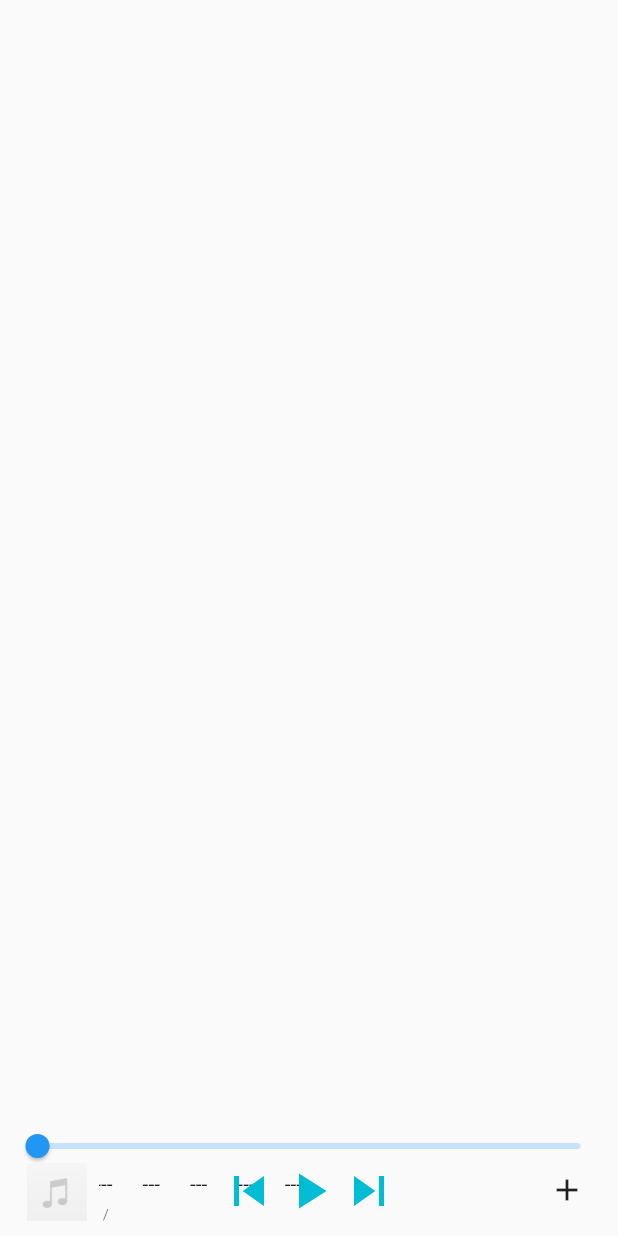
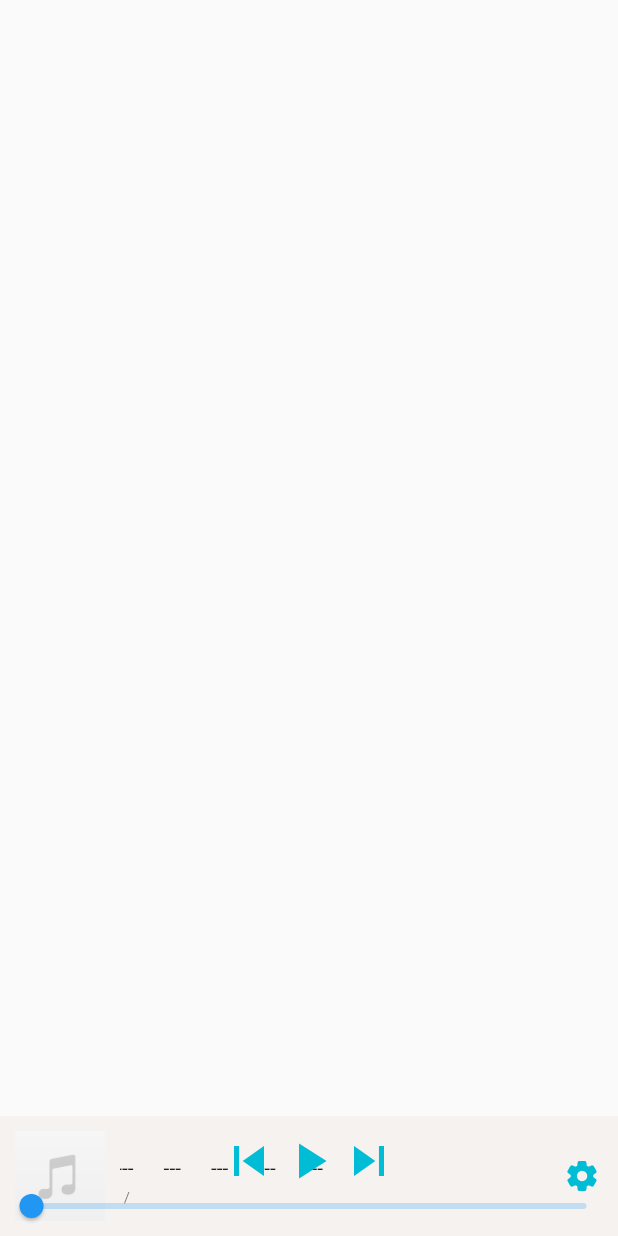
Before and after one commit to LJjack/suplay_music, a Flutter app: the screen it shows after launch, on a phone screen of 412 x 824 dp. Run offline on Flutter 3.47's test engine with Material 2 defaults, Android fonts, the phone set to English and light mode, and no system bars; our stand-ins replace audioplayers, flutter_easyloading; missing offline and left inert: file_selector.

Commit message:
修改工具样式

```diff
--- a/lib/home.dart
+++ b/lib/home.dart
@@ -4,16 +4,13 @@
 /// @Date 2022/4/24 16:24
 ///
 /// @Description 音乐主页
-import 'dart:convert';
-
+///
 import 'package:file_selector/file_selector.dart';
 import 'package:flutter/material.dart';
 import 'package:flutter_easyloading/flutter_easyloading.dart';
 import 'package:suplay_music/drop_down_menu.dart';
 import 'package:suplay_music/player_widget.dart';
-
 import 'audio_metadata.dart';
-
 import 'package:audioplayers/audioplayers.dart';
 
 class Home extends StatefulWidget {
@@ -26,14 +23,12 @@ class Home extends StatefulWidget {
 class _HomeState extends State<Home> with WidgetsBindingObserver {
   List<AudioMetadata> playerModels = [];
   int currentPlayerIdx = 0;
-
   late AudioPlayer player;
 
   AudioMetadata? get currentPlayerModel {
     if (currentPlayerIdx >= playerModels.length) {
       return null;
     }
-
     return playerModels[currentPlayerIdx];
   }
 
@@ -72,41 +67,7 @@ class _HomeState extends State<Home> with WidgetsBindingObserver {
             mainAxisAlignment: MainAxisAlignment.center,
             children: [
               menuList(),
-              Container(
-                margin: const EdgeInsets.symmetric(horizontal: 10),
-                height: 70,
-                child: Stack(
-                  children: [
-                    PlayerWidget(
-                      player: player,
-                      model: currentPlayerModel,
-                      onPreviousPressed: () async {
-                        int newIndex = currentPlayerIdx;
-                        newIndex--;
-                        newIndex %= playerModels.length;
-                        await playMusic(index: newIndex);
-                        setState(() {});
-                      },
-                      onNextPressed: () async {
-                        int newIndex = currentPlayerIdx;
-                        newIndex++;
-                        newIndex %= playerModels.length;
-                        await playMusic(index: newIndex);
-                        setState(() {});
-                      },
-                    ),
-                    Positioned(
-                        top: 15,
-                        right: 0,
-                        child: IconButton(
-                            key: _addGlobalKey,
-                            onPressed: () {
-                              Navigator.push(context, addAlertMenu());
-                            },
-                            icon: const Icon(Icons.add))),
-                  ],
-                ),
-              ),
+              _toolView(),
             ],
           ),
         ),
@@ -117,7 +78,7 @@ class _HomeState extends State<Home> with WidgetsBindingObserver {
   //添加弹出框，添加和清除音频
   DropDownMenuRouter addAlertMenu() {
     RenderBox renderBox =
-    _addGlobalKey.currentContext?.findRenderObject() as RenderBox;
+        _addGlobalKey.currentContext?.findRenderObject() as RenderBox;
     Rect box = renderBox.localToGlobal(Offset.zero) & renderBox.size;
     box = box.translate(-50, 0);
     return DropDownMenuRouter(
@@ -163,7 +124,6 @@ class _HomeState extends State<Home> with WidgetsBindingObserver {
               ),
               onDismissed: (dismissDirection) async {
                 playerModels.removeAt(index);
-
               },
               child: Material(
                 color: index == currentPlayerIdx ? Colors.grey.shade300 : null,
@@ -185,6 +145,45 @@ class _HomeState extends State<Home> with WidgetsBindingObserver {
     );
   }
 
+  ///工具栏
+  Widget _toolView() {
+    return Container(
+      color: const Color(0xFFF5F2F0),
+      height: 80,
+      child: Stack(
+        alignment: Alignment.centerLeft,
+        children: [
+          PlayerWidget(
+            player: player,
+            model: currentPlayerModel,
+            onPreviousPressed: () async {
+              int newIndex = currentPlayerIdx;
+              newIndex--;
+              newIndex %= playerModels.length;
+              await playMusic(index: newIndex);
+              setState(() {});
+            },
+            onNextPressed: () async {
+              int newIndex = currentPlayerIdx;
+              newIndex++;
+              newIndex %= playerModels.length;
+              await playMusic(index: newIndex);
+              setState(() {});
+            },
+          ),
+          Positioned(
+              right: 0,
+              child: IconButton(
+                  key: _addGlobalKey,
+                  onPressed: () {
+                    Navigator.push(context, addAlertMenu());
+                  },
+                  icon:
+                      const Icon(Icons.settings_rounded, color: Colors.cyan))),
+        ],
+      ),
+    );
+  }
 
   /// 添加本地音频
   Future<void> _openMusicFile() async {
@@ -207,7 +206,7 @@ class _HomeState extends State<Home> with WidgetsBindingObserver {
     for (var f in files) {
       final name = f.name.replaceAll(RegExp(r'.mp3|.MP3|m4a|M4A'), '');
       final m =
-      AudioMetadata(title: name, artwork: 'images/music.png', path: f.path);
+          AudioMetadata(title: name, artwork: 'images/music.png', path: f.path);
 
       playerModels.add(m);
       saveFlies.add(m.toJsonString());
--- a/lib/player_widget.dart
+++ b/lib/player_widget.dart
@@ -1,5 +1,4 @@
 import 'dart:async';
-
 import 'package:audioplayers/audioplayers.dart';
 import 'package:flutter/material.dart';
 import 'audio_metadata.dart';
@@ -77,17 +76,76 @@ class _PlayerWidgetState extends State<PlayerWidget> {
 
   @override
   Widget build(BuildContext context) {
-    return Column(
-      mainAxisSize: MainAxisSize.min,
-      children: <Widget>[
-        SizedBox(
+    return SizedBox(
+      height: 80,
+      child: Stack(
+        children: [
+          Positioned(
+              left: 0,
+              child: Row(
+                children: [
+                  Container(
+                    margin: const EdgeInsets.symmetric(
+                        vertical: 10, horizontal: 10),
+                    width: 60,
+                    height: 60,
+                    child: Image.asset("images/music.png"),
+                  ),
+                  Column(
+                    mainAxisAlignment: MainAxisAlignment.center,
+                    crossAxisAlignment: CrossAxisAlignment.start,
+                    children: [
+                      _buildShowNameText(widget.model?.title),
+                      Text(
+                          handleTime(_position) +
+                              " / " +
+                              handleTime(_duration),
+                          style: const TextStyle(
+                              fontSize: 10, color: Colors.black54))
+                    ],
+                  )
+                ],
+              )),
+          Column(
+            mainAxisAlignment: MainAxisAlignment.center,
+            children: [
+              Row(
+                mainAxisAlignment: MainAxisAlignment.center,
+                children: [
+                  _btn(
+                    onPressed: widget.onPreviousPressed,
+                    icon: Icons.skip_previous,
+                  ),
+                  _btn(
+                    onPressed: _isPlaying ? _pause : _play,
+                    icon: _isPlaying ? Icons.pause : Icons.play_arrow,
+                  ),
+                  _btn(
+                    onPressed: widget.onNextPressed,
+                    icon: Icons.skip_next,
+                  ),
+                ],
+              ),
+              _progressBarView(),
+            ],
+          ),
+        ],
+      ),
+    );
+  }
+
+  Widget _progressBarView() {
+    return SizedBox(
       height: 20,
+      width: 400,
       child: SliderTheme(
         data: const SliderThemeData(
-              thumbShape: RoundSliderThumbShape( //  滑块形状，可以自定义
-                  enabledThumbRadius: 8  // 滑块大小
+          thumbShape: RoundSliderThumbShape(
+              //  滑块形状，可以自定义
+              enabledThumbRadius: 8 // 滑块大小
               ),
-              overlayShape: RoundSliderOverlayShape(  // 滑块外圈形状，可以自定义
+          overlayShape: RoundSliderOverlayShape(
+            // 滑块外圈形状，可以自定义
             overlayRadius: 15, // 滑块外圈大小
           ),
         ),
@@ -108,55 +166,6 @@ class _PlayerWidgetState extends State<PlayerWidget> {
               : 0.0,
         ),
       ),
-        ),
-        Stack(
-          children: [
-            Positioned(
-                left: 0,
-                child: Row(
-                  children: [
-                    Container(
-                      margin: const EdgeInsets.symmetric(
-                          vertical: 0, horizontal: 8),
-                      width: 40,
-                      height: 40,
-                      child: Image.asset("images/music.png"),
-                    ),
-                    Column(
-                      mainAxisAlignment: MainAxisAlignment.center,
-                      crossAxisAlignment: CrossAxisAlignment.start,
-                      children: [
-                        _buildShowNameText(widget.model?.title),
-                        Text(
-                            handleTime(_position) +
-                                " / " +
-                                handleTime(_duration),
-                            style: const TextStyle(
-                                fontSize: 10, color: Colors.black54))
-                      ],
-                    )
-                  ],
-                )),
-            Row(
-              mainAxisAlignment: MainAxisAlignment.center,
-              children: [
-                _btn(
-                  onPressed: widget.onPreviousPressed,
-                  icon: Icons.skip_previous,
-                ),
-                _btn(
-                  onPressed: _isPlaying ? _pause : _play,
-                  icon: _isPlaying ? Icons.pause : Icons.play_arrow,
-                ),
-                _btn(
-                  onPressed: widget.onNextPressed,
-                  icon: Icons.skip_next,
-                ),
-              ],
-            ),
-          ],
-        ),
-      ],
     );
   }
 
--- a/pubspec.yaml
+++ b/pubspec.yaml
@@ -34,8 +34,8 @@ dependencies:
   # The following adds the Cupertino Icons font to your application.
   # Use with the CupertinoIcons class for iOS style icons.
   cupertino_icons: ^1.0.5
-  file_selector: ^0.9.2+4
-  audioplayers: ^3.0.1
+  file_selector: ^1.0.1
+  audioplayers: ^5.1.0
   flutter_easyloading: ^3.0.5
 
 dev_dependencies:
```
Also changed, not shown: pubspec.lock, 4 other files. Lines whose indentation alone changed are shown as unchanged.
